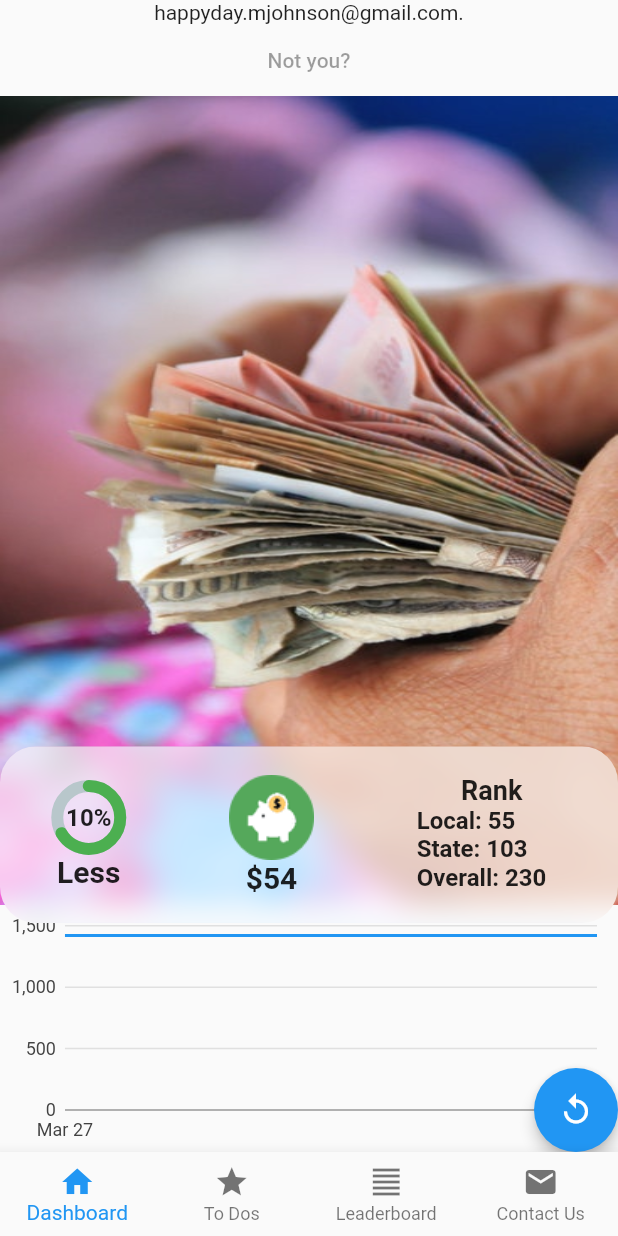
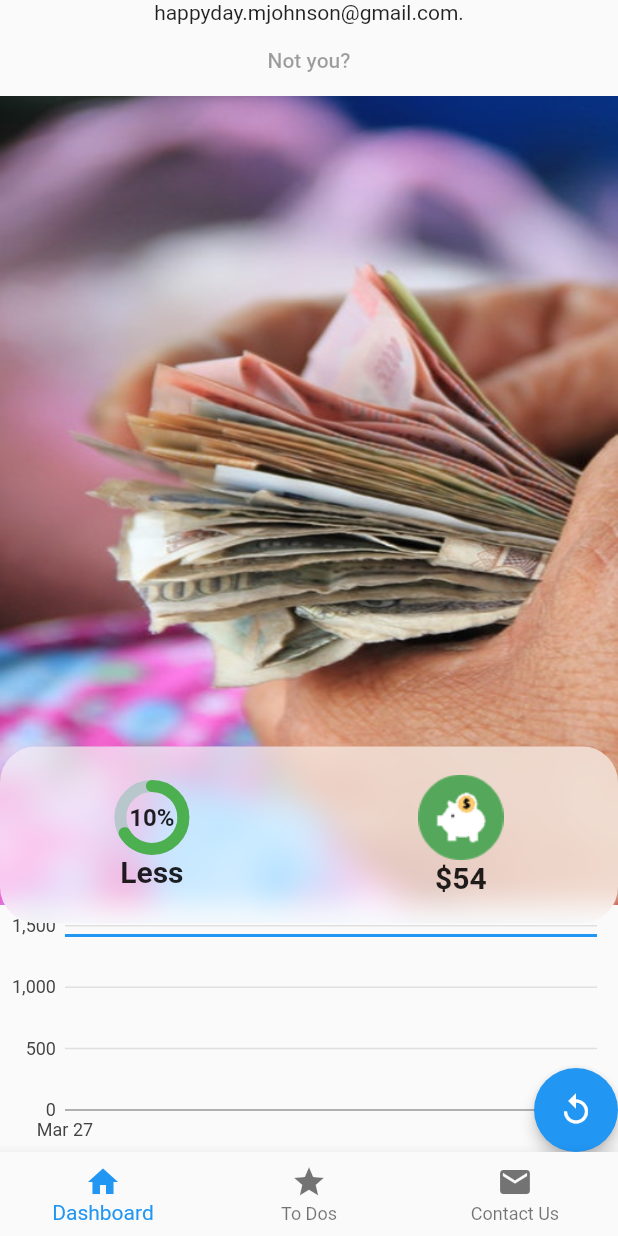
Before and after one commit to BitKnitting/FitHome, a Flutter app: the screen it shows after launch, after a tap on the "replay" icon, on a phone screen of 412 x 824 dp. Run offline on Flutter 3.47's test engine with Material 2 defaults, Android fonts, the phone set to English and light mode, and no system bars; drawn by our look-alikes of percent_indicator; our stand-ins replace charts_flutter, shared_preferences; accounts and stored records are empty; generated files the repository leaves out were written again.

Commit message:
removed Leaderboard

```diff
--- a/lib/bottom_navbarpage.dart
+++ b/lib/bottom_navbarpage.dart
@@ -1,7 +1,6 @@
 import 'package:flutter/material.dart';
 import 'dashboard/dashboard.dart';
 import 'Activities/activities_page.dart';
-import 'leaderboard.dart';
 import 'contactus.dart';
 
 class BottomNavBarPage extends StatefulWidget {
@@ -18,7 +17,6 @@ class _BottomNavBarState extends State<BottomNavBarPage> {
   final List<Widget> _pages = [
     DashboardPage(),
     ActivitiesPage(),
-    LeaderboardPage(),
     ContactUsPage()
   ];
 
@@ -45,10 +43,6 @@ class _BottomNavBarState extends State<BottomNavBarPage> {
             title: new Text('To Dos'),
           ),
           BottomNavigationBarItem(
-            icon: new Icon(Icons.format_align_justify),
-            title: new Text('Leaderboard'),
-          ),
-          BottomNavigationBarItem(
             icon: new Icon(Icons.mail),
             title: new Text('Contact Us'),
           ),
--- a/lib/dashboard/impact_content.dart
+++ b/lib/dashboard/impact_content.dart
@@ -19,10 +19,6 @@ Widget impactContent(String currentImageURL) {
       _electricitySaved(10),
       // TODO: figuring out and passing the impact amount.
       _impactEquivalent(54,currentImageURL),
-      // TODO: Figure out from datastore what
-      // ranking user is at for different leaderboard
-      // lists.
-      _leaderboardRanking(),
     ],
   );
 }
@@ -76,45 +72,3 @@ Widget impactContent(String currentImageURL) {
 //
     );
   }
-
-  Widget _leaderboardRanking() {
-    return SizedBox(
-      width: 100.0,
-      height: 80.0,
-      child: Column(
-        mainAxisAlignment: MainAxisAlignment.start,
-        crossAxisAlignment: CrossAxisAlignment.stretch,
-        children: <Widget>[
-          Text(
-            'Rank',
-            style: TextStyle(
-              fontSize: 18.0,
-              fontWeight: FontWeight.bold,
-            ),
-            textAlign: TextAlign.center,
-          ),
-          Text(
-            'Local: 55',
-            style: TextStyle(
-              fontSize: 16.0,
-              fontWeight: FontWeight.bold,
-            ),
-          ),
-          Text(
-            'State: 103',
-            style: TextStyle(
-              fontSize: 16.0,
-              fontWeight: FontWeight.bold,
-            ),
-          ),
-          Text(
-            'Overall: 230',
-            style: TextStyle(
-              fontSize: 16.0,
-              fontWeight: FontWeight.bold,
-            ),
-          ),
-        ],
-      ),
-    );
-  }
--- a/lib/leaderboard.dart
+++ /dev/null
@@ -1,12 +0,0 @@
-import 'package:flutter/material.dart';
-
-class LeaderboardPage extends StatelessWidget {
-  @override
-  Widget build(BuildContext context) {
-    return Container(
-      child: Center(
-        child: Text('Leaderboard'),
-      ),
-    );
-  }
-}
--- a/lib/main.dart
+++ b/lib/main.dart
@@ -1,7 +1,6 @@
 import 'package:flutter/material.dart';
 import 'bottom_navbarpage.dart';
 import 'login/login.dart';
-
 //
 // When launching, the FitHome app first checks if the user has their "authentication" info
 // which right now is their email, completedActivities (and eventually their machine ids),
```
Also changed, not shown: pubspec.lock.
